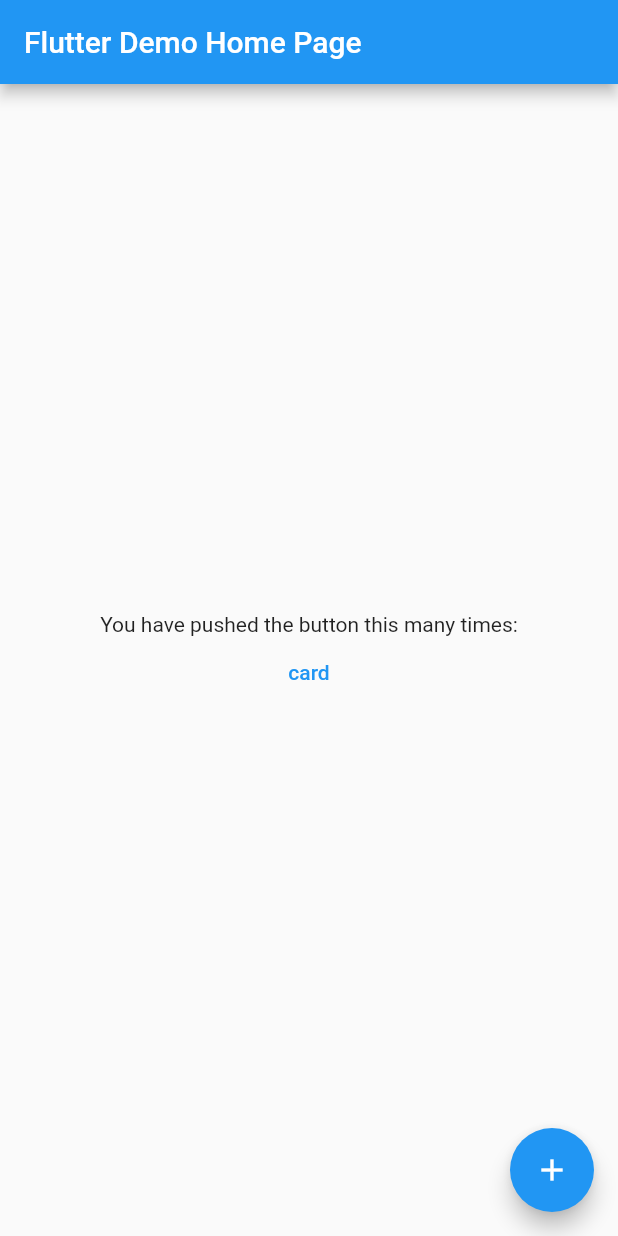
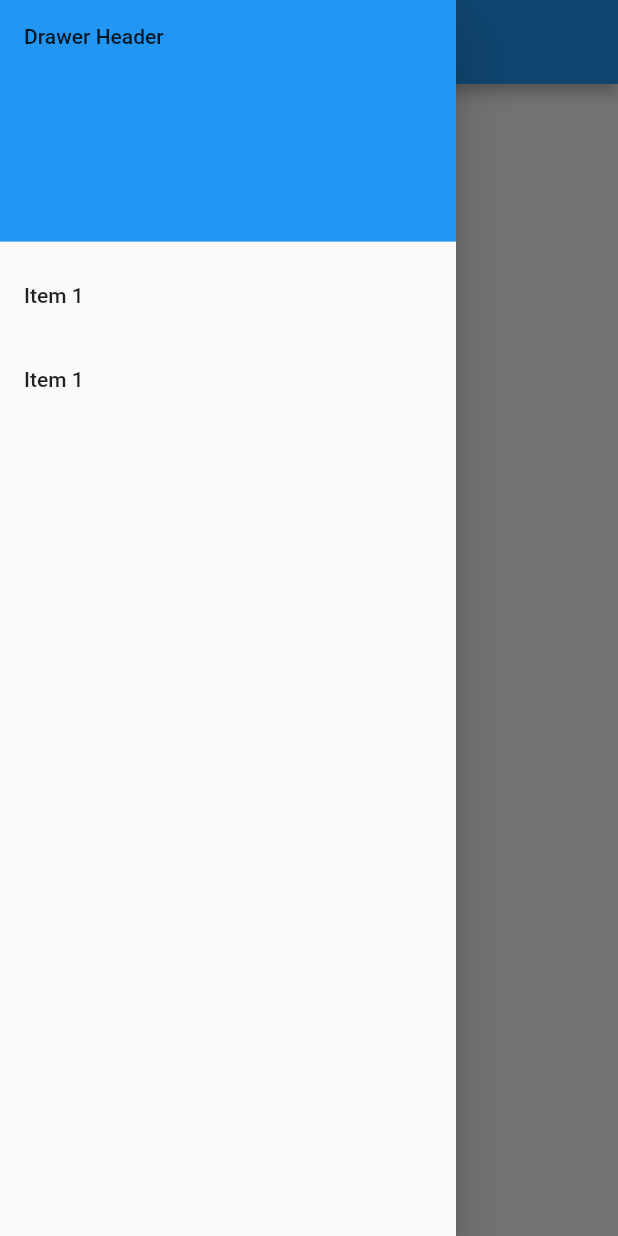
Before and after one commit to phuocco/pa_template, a Flutter app: the screen it shows after launch, with the side drawer open (before the commit the screen has no drawer), on a phone screen of 412 x 824 dp. Run offline on Flutter 3.47's test engine with Material 2 defaults, Android fonts, the phone set to English and light mode, and no system bars; our stand-ins replace get.

Commit message:
main drawer

```diff
--- /dev/null
+++ b/lib/controllers/home_controller.dart
@@ -0,0 +1,44 @@
+
+import 'package:flutter/cupertino.dart';
+import 'package:flutter/material.dart';
+import 'package:get/get.dart';
+
+class HomeController extends GetxController {
+
+  var scaffoldKey = GlobalKey<ScaffoldState>();
+  void openDrawer() {
+    scaffoldKey.currentState.openDrawer();
+  }
+
+  void closeDrawer() {
+    scaffoldKey.currentState.openEndDrawer();
+  }
+
+  Offset center = Offset(0, 0);
+  double radius = 30.0;
+  bool enabled = false;
+  Widget description = Container();
+
+  // giong initState
+  // called immediately after the widget is allocated memory
+  @override
+  void onInit() {
+    // TODO: implement onInit
+    super.onInit();
+  }
+
+// called after the widget is rendered on screen
+  @override
+  void onReady() {
+    // TODO: implement onReady
+    super.onReady();
+  }
+  // giong dispose
+  // called just before the Controller is deleted from memory
+  @override
+  void onClose() {
+    // TODO: implement onClose
+    super.onClose();
+  }
+
+}
--- a/lib/main.dart
+++ b/lib/main.dart
@@ -1,6 +1,7 @@
 import 'package:flutter/material.dart';
 import 'package:get/get.dart';
 import 'package:pa_template/modules/card_module/view/card_view.dart';
+import 'package:pa_template/screens/home_screen.dart';
 
 import 'modules/card_module/view/card_view.dart';
 import 'modules/gallery_module/view/gallery_view.dart';
@@ -13,48 +14,15 @@ class MyApp extends StatelessWidget {
   @override
   Widget build(BuildContext context) {
     return GetMaterialApp(
-      title: 'Flutter Demo',
-      theme: ThemeData(
-        primarySwatch: Colors.blue,
-      ),
-      home: MyHomePage(title: 'Flutter Demo Home Page'),
-    );
+        title: 'Flutter Demo',
+        debugShowCheckedModeBanner: false,
+        theme: ThemeData(
+          primarySwatch: Colors.blue,
+        ),
+        // home: MyHomePage(title: 'Flutter Demo Home Page'),
+        home: HomeScreen(),
+        getPages: [
+          GetPage(name: '/home', page: () => HomeScreen()),
+        ]);
   }
 }
-
-class MyHomePage extends StatefulWidget {
-  MyHomePage({Key key, this.title}) : super(key: key);
-
-  final String title;
-
-  @override
-  _MyHomePageState createState() => _MyHomePageState();
-}
-
-class _MyHomePageState extends State<MyHomePage> {
-
-  @override
-  Widget build(BuildContext context) {
-    return Scaffold(
-      appBar: AppBar(
-        title: Text(widget.title),
-      ),
-      body: Center(
-        child: Column(
-          mainAxisAlignment: MainAxisAlignment.center,
-          children: <Widget>[
-            Text(
-              'You have pushed the button this many times:',
-            ),
-           TextButton(onPressed: () => Get.to(() => CardView()), child: Text('card')),
-          ],
-        ),
-      ),
-      floatingActionButton: FloatingActionButton(
-        onPressed: () => Get.to(() => GalleryView()),
-        tooltip: 'Increment',
-        child: Icon(Icons.add),
-      ),
-    );
-  }
-}
--- /dev/null
+++ b/lib/screens/home_screen.dart
@@ -0,0 +1,30 @@
+import 'package:get/get.dart';
+import 'package:flutter/material.dart';
+import 'package:pa_template/controllers/home_controller.dart';
+import 'package:pa_template/widgets/main_drawer.dart';
+
+class HomeScreen extends GetView<HomeController> {
+  final controller = Get.put(HomeController());
+
+  @override
+  Widget build(BuildContext context) {
+    return SafeArea(
+      top: false,
+      bottom: true,
+      child: Scaffold(
+        key: controller.scaffoldKey,
+        resizeToAvoidBottomInset: false,
+        appBar: AppBar(
+          title: Text('appbar'),
+        ),
+        drawer: MainDrawer(),
+        body: GetBuilder(
+          init: HomeController(),
+          builder: (value) {
+            return Text('a');
+          },
+        ),
+      ),
+    );
+  }
+}
--- /dev/null
+++ b/lib/widgets/main_drawer.dart
@@ -0,0 +1,34 @@
+import 'package:flutter/material.dart';
+import 'package:flutter/src/widgets/framework.dart';
+import 'package:get/get.dart';
+import 'package:pa_template/controllers/home_controller.dart';
+
+class MainDrawer extends GetView<HomeController> {
+  @override
+  Widget build(BuildContext context) {
+    // TODO: implement build
+    return Drawer(
+      child: ListView(
+        padding: EdgeInsets.zero,
+        children: <Widget>[
+          DrawerHeader(
+            child: Text('Drawer Header'),
+            decoration: BoxDecoration(
+              color: Colors.blue,
+            ),
+          ),
+          ListTile(
+            title: Text('Item 1'),
+            onTap: controller.closeDrawer,
+          ),
+          ListTile(
+            title: Text('Item 1'),
+            onTap: () {
+              Get.back();
+            },
+          )
+        ],
+      ),
+    );
+  }
+}
```
